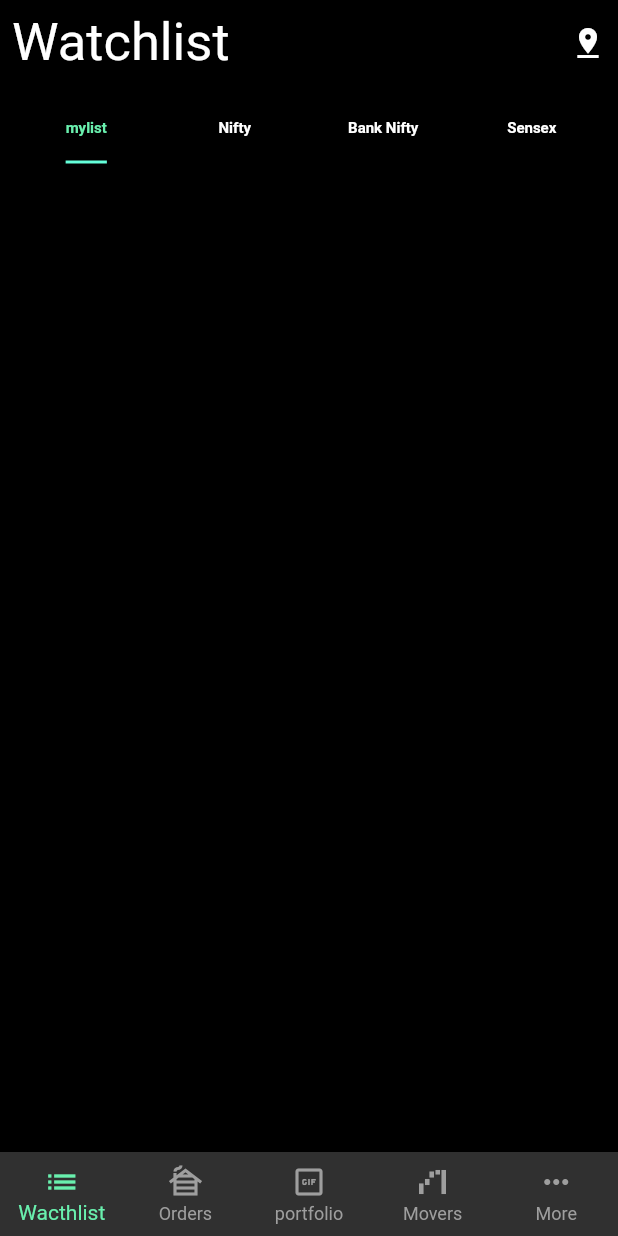
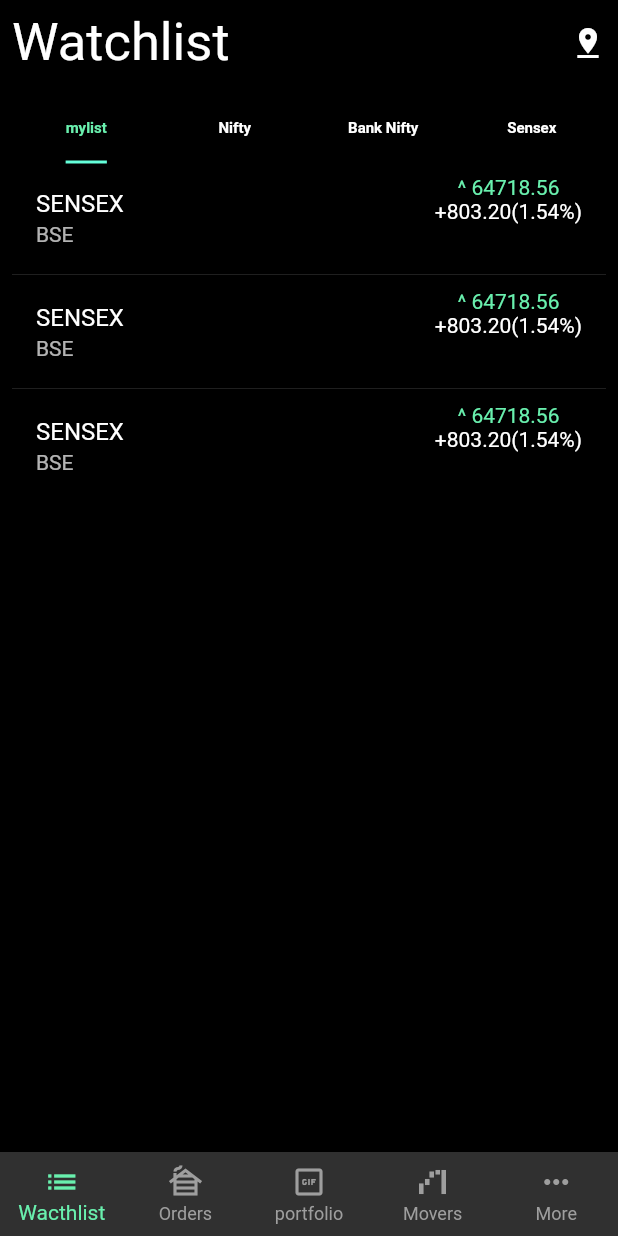
Before and after one commit to SahalCk/Bloc_Demo_Trading, a Flutter app: the screen it shows after launch, on a phone screen of 412 x 824 dp. Run offline on Flutter 3.47's test engine with Material 2 defaults, Android fonts, the phone set to English and light mode, and no system bars; our stand-ins replace bloc, flutter_bloc.

Commit message:
second commit

```diff
--- a/lib/presentation/screens/landingpage.dart
+++ b/lib/presentation/screens/landingpage.dart
@@ -28,7 +28,7 @@
 ];
 
 const List<Widget> bottomNavScreen = <Widget>[
-  Watchlist(),
+  WatchListScreen(),
   Text('orders'),
   Text('portfolio'),
   Text('Movers'),
--- /dev/null
+++ b/lib/presentation/screens/listitems.dart
@@ -0,0 +1,60 @@
+import 'package:flutter/material.dart';
+import 'package:tradeapp_demo/model/models.dart';
+import 'package:tradeapp_demo/presentation/screens/watchlist_screen.dart';
+
+class Listitem extends StatelessWidget {
+  final String category;
+
+  const Listitem({super.key, required this.category});
+
+  @override
+  Widget build(BuildContext context) {
+    List<Stock> mylist = [
+      Stock(
+          stockName: "SENSEX",
+          company: 'BSE',
+          price: 64718.56,
+          percentageHike: "+803.20(1.54%)",
+          category: "SENSEX"),
+      Stock(
+          stockName: "SENSEX",
+          company: 'BSE',
+          price: 64718.56,
+          percentageHike: "+803.20(1.54%)",
+          category: "SENSEX"),
+      Stock(
+          stockName: "SENSEX",
+          company: 'BSE',
+          price: 64718.56,
+          percentageHike: "+803.20(1.54%)",
+          category: "SENSEX"),
+    ];
+    List<Stock> specificlist = category == "mylist" ? [...mylist] : [];
+    for (int i = 0; i < WatchListScreen.items.length; i++) {
+      if (WatchListScreen.items[i].category == category) {
+        specificlist.add(WatchListScreen.items[i]);
+      }
+    }
+
+    return ListView.separated(
+        itemBuilder: (BuildContext context, int index) {
+          return ListTile(
+            title: Text(specificlist[index].stockName),
+            subtitle: Text(specificlist[index].company),
+            trailing: Column(
+              children: [
+                Text(
+                  "^ ${specificlist[index].price}".toString(),
+                  style: const TextStyle(color: Colors.greenAccent),
+                ),
+                Text(specificlist[index].percentageHike)
+              ],
+            ),
+          );
+        },
+        separatorBuilder: (b, i) => const Divider(
+              height: 4,
+            ),
+        itemCount: specificlist.length);
+  }
+}
--- a/lib/presentation/screens/watchlist_screen.dart
+++ b/lib/presentation/screens/watchlist_screen.dart
@@ -1,16 +1,12 @@
 import 'package:flutter/material.dart';
-import 'package:tradeapp_demo/model/models.dart';
-import 'package:tradeapp_demo/presentation/widgets/heading.dart';
-import 'package:tradeapp_demo/presentation/widgets/tabbar.dart';
 
-class Watchlist extends StatefulWidget {
-  const Watchlist({super.key});
+import '../../model/models.dart';
+import '../widgets/heading.dart';
+import '../widgets/tabbar.dart';
 
-  @override
-  State<Watchlist> createState() => _WatchlistState();
-}
+class WatchListScreen extends StatelessWidget {
+  const WatchListScreen({super.key});
 
-class _WatchlistState extends State<Watchlist> {
   @override
   Widget build(BuildContext context) {
     return Scaffold(
@@ -31,60 +27,60 @@
     );
   }
 
-  static List<Stock> item = [
+  static List<Stock> items = [
     Stock(
         stockName: "tata motors",
         company: 'NSE',
         price: 1500.07,
-        percentageHike: "^+27.20(1.54%)",
+        percentageHike: "+27.20(1.54%)",
         category: "NSE"),
     Stock(
         stockName: "HCL",
         company: 'NSE',
         price: 1500.07,
-        percentageHike: "^+29.20(1.94%)",
+        percentageHike: "+29.20(1.94%)",
         category: "NSE"),
     Stock(
         stockName: "TATA STEEL",
         company: 'NSE',
         price: 1980.07,
-        percentageHike: "^+12.20(1.54%)",
+        percentageHike: "+12.20(1.54%)",
         category: "NSE"),
     Stock(
         stockName: "ITC",
         company: 'NSE',
         price: 9876.90,
-        percentageHike: "^+13.20(1.54%)",
+        percentageHike: "+13.20(1.54%)",
         category: "BSE"),
     Stock(
         stockName: "YES BANK",
         company: 'BSE',
         price: 6533.88,
-        percentageHike: "^+17.20(1.54%)",
+        percentageHike: "+17.20(1.54%)",
         category: "BSE"),
     Stock(
         stockName: "SBI BANK",
         company: 'BSE',
         price: 3535.55,
-        percentageHike: "^+17.20(1.54%)",
+        percentageHike: "+17.20(1.54%)",
         category: "BSE"),
     Stock(
         stockName: "ICICI",
         company: 'BSE',
         price: 3050.78,
-        percentageHike: "^+16.20(1.54%)",
+        percentageHike: "+16.20(1.54%)",
         category: "BSE"),
     Stock(
-        stockName: "SENSEX",
+        stockName: "NIFTY BANK",
         company: 'BSE',
         price: 64718.56,
-        percentageHike: "^+803.20(1.54%)",
+        percentageHike: "+803.20(1.54%)",
         category: "SENSEX"),
     Stock(
         stockName: "NIFTY 50",
         company: 'NSE',
         price: 19189,
-        percentageHike: "^+17.20(1.14%)",
+        percentageHike: "+17.20(1.14%)",
         category: "SENSEX"),
     Stock(
         stockName: "ITC",
--- a/lib/presentation/widgets/tabbar.dart
+++ b/lib/presentation/widgets/tabbar.dart
@@ -1,4 +1,5 @@
 import 'package:flutter/material.dart';
+import 'package:tradeapp_demo/presentation/screens/listitems.dart';
 
 class MyTabBar extends StatelessWidget {
   const MyTabBar({super.key});
@@ -34,25 +35,16 @@
                 ),
               ),
             ),
-
-            // const Expanded(
-            //   child: TabBarView(
-            //     children: [
-            //       GridItem(
-            //         category: 'all',
-            //       ),
-            //       GridItem(
-            //         category: 'men',
-            //       ),
-            //       GridItem(
-            //         category: 'women',
-            //       ),
-            //       GridItem(
-            //         category: 'kids',
-            //       ),
-            //     ],
-            //   ),
-            // ),
+            const Expanded(
+              child: TabBarView(
+                children: [
+                  Listitem(category: "mylist"),
+                  Listitem(category: "NSE"),
+                  Listitem(category: "BSE"),
+                  Listitem(category: "SENSEX")
+                ],
+              ),
+            ),
           ],
         ),
       ),
```
